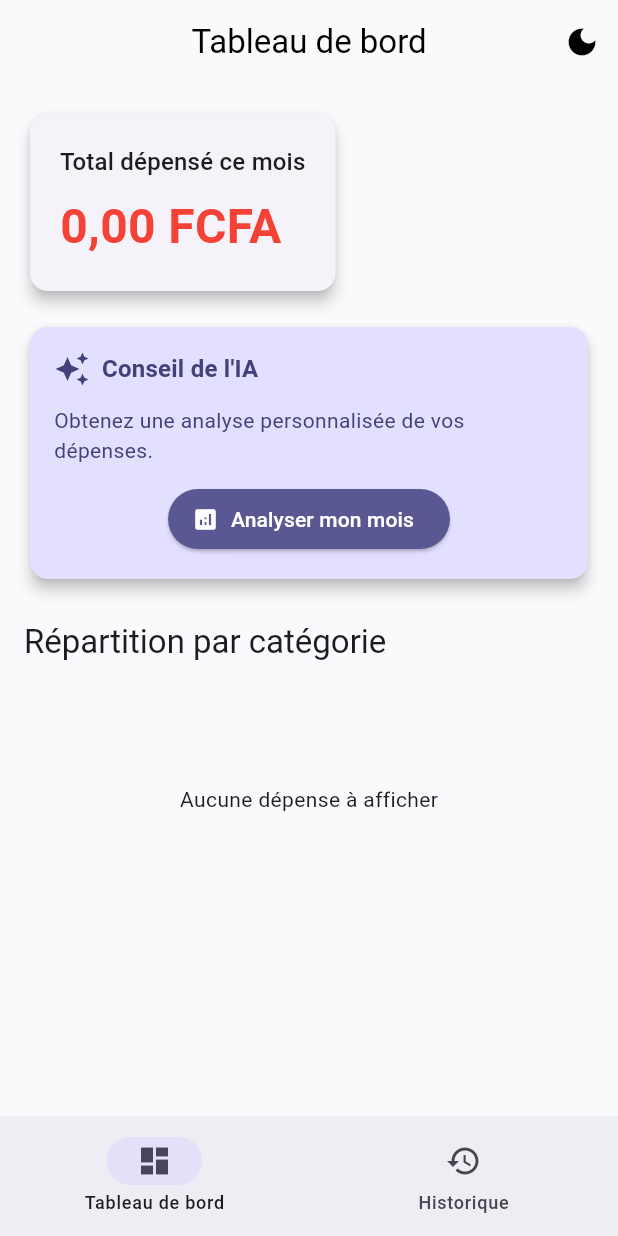
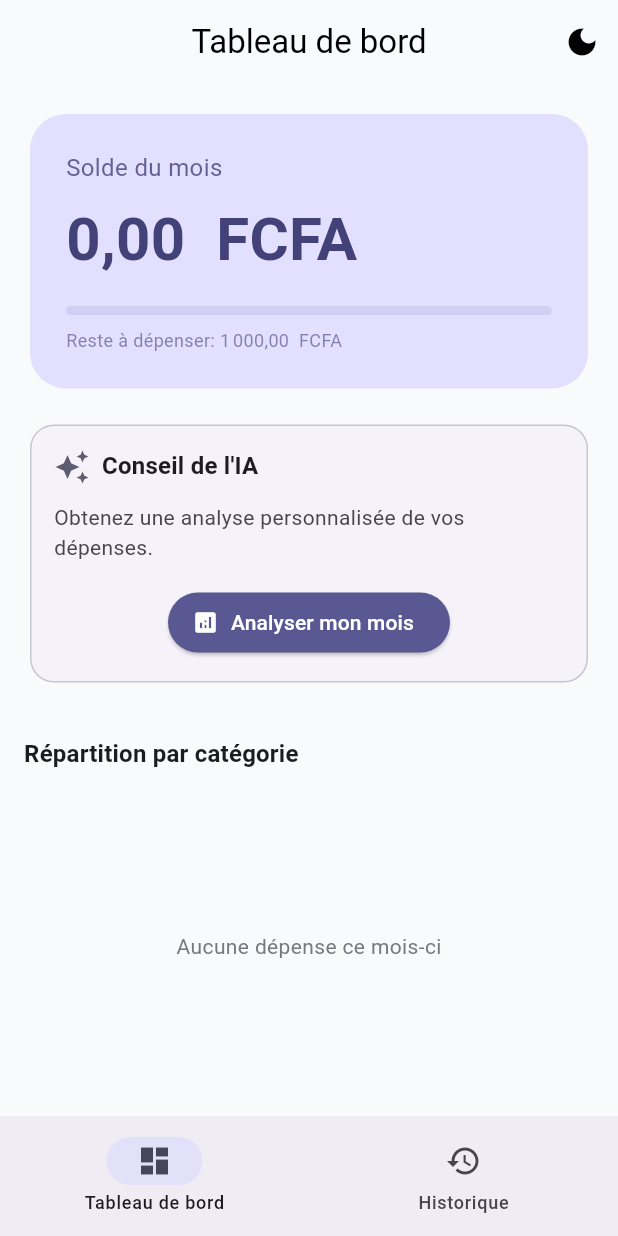
Before and after one commit to w4lk17/expense_ai_app, a Flutter app: the screen it shows once a user with an empty profile is signed in, on a phone screen of 412 x 824 dp. Run offline on Flutter 3.47's test engine with Material 3 defaults, Android fonts, the light colour scheme and no system bars; our stand-ins replace connectivity_plus, drift, fl_chart, flutter_dotenv, flutter_riverpod, shared_preferences and 1 more; missing offline and left inert: dart_openai; accounts and stored records are empty; generated files the repository leaves out were written again.

Commit message:
feat(ui): redesign dashboard with functional progress bar and clean style

```diff
--- a/lib/features/expense/presentation/pages/dashboard_page.dart
+++ b/lib/features/expense/presentation/pages/dashboard_page.dart
@@ -19,6 +19,9 @@ class _DashboardPageState extends ConsumerState<DashboardPage> {
   bool _isLoadingAdvice = false;
   final AiCacheService _cacheService = AiCacheService();
 
+  // --- CONFIGURATION DU BUDGET (Phase 3: on pourra changer ça via UI) ---
+  final double budgetLimit = 1000.0;
+
   Future<void> _getAnalysis() async {
     final cached = await _cacheService.getTodayAnalysis();
     if (cached != null) {
@@ -34,9 +37,10 @@ class _DashboardPageState extends ConsumerState<DashboardPage> {
     final totalMonth = ref.read(totalMonthProvider);
 
     final buffer = StringBuffer();
-    buffer.writeln("Total du mois: ${totalMonth.toStringAsFixed(2)}FCFA");
+    buffer.writeln("Total du mois: ${totalMonth.toStringAsFixed(2)} FCFA");
+    buffer.writeln("Budget limite: ${budgetLimit.toStringAsFixed(2)} FCFA");
     expensesByCategory.forEach((cat, amount) {
-      buffer.writeln("- ${cat.name}: ${amount.toStringAsFixed(2)}FCFA");
+      buffer.writeln("- ${cat.name}: ${amount.toStringAsFixed(2)} FCFA");
     });
 
     final advice = await ref.read(expenseRepositoryProvider).analyzeExpenses(buffer.toString());
@@ -59,18 +63,18 @@ class _DashboardPageState extends ConsumerState<DashboardPage> {
   Widget build(BuildContext context) {
     final expensesByCategory = ref.watch(expensesByCategoryProvider);
     final totalMonth = ref.watch(totalMonthProvider);
-    final currencyFormat = NumberFormat.currency(locale: 'fr_FR', symbol: 'FCFA');
+    final currencyFormat = NumberFormat.currency(locale: 'fr_FR', symbol: ' FCFA');
     final expensesAsync = ref.watch(expenseListProvider);
+
+    // Calcul de la progression (0.0 à 1.0+)
+    final double progress = totalMonth > 0 ? (totalMonth / budgetLimit) : 0.0;
 
     return Scaffold(
       appBar: AppBar(
         title: const Text('Tableau de bord'),
         actions: [
           IconButton(
-            icon: Icon(
-              // Si le thème appliqué est sombre, on montre le soleil
-              Theme.of(context).brightness == Brightness.dark ? Icons.light_mode : Icons.dark_mode,
-            ),
+            icon: Icon(Theme.of(context).brightness == Brightness.dark ? Icons.light_mode : Icons.dark_mode),
             onPressed: () {
               ref.read(themeProvider.notifier).toggleTheme();
             },
@@ -79,32 +83,70 @@ class _DashboardPageState extends ConsumerState<DashboardPage> {
       ),
       body: expensesAsync.when(
         data: (_) => SingleChildScrollView(
-          padding: const EdgeInsets.all(16.0),
+          padding: const EdgeInsets.all(16),
           child: Column(
             crossAxisAlignment: CrossAxisAlignment.start,
             children: [
-              // Affichage du total du mois
+              // 1. CARTE TOTALE (Design Épuré + Barre Progression)
               Card(
-                elevation: 4,
+                elevation: 0,
+                color: Theme.of(context).colorScheme.primaryContainer,
+                shape: RoundedRectangleBorder(borderRadius: BorderRadius.circular(24)),
                 child: Padding(
-                  padding: const EdgeInsets.all(20.0),
+                  padding: const EdgeInsets.all(24),
                   child: Column(
                     crossAxisAlignment: CrossAxisAlignment.start,
                     children: [
-                      Text('Total dépensé ce mois', style: Theme.of(context).textTheme.titleMedium),
+                      Text(
+                        "Solde du mois",
+                        style: TextStyle(
+                          color: Theme.of(context).colorScheme.onPrimaryContainer.withValues(alpha:0.8),
+                          fontSize: 16,
+                        ),
+                      ),
                       const SizedBox(height: 8),
                       Text(
                         currencyFormat.format(totalMonth),
-                        style: const TextStyle(fontSize: 32, fontWeight: FontWeight.bold, color: Colors.red),
+                        style: TextStyle(
+                          color: Theme.of(context).colorScheme.onPrimaryContainer,
+                          fontSize: 40,
+                          fontWeight: FontWeight.bold,
+                        ),
+                      ),
+                      const SizedBox(height: 16),
+                      // Barre de progression dynamique
+                      ClipRRect(
+                        borderRadius: BorderRadius.circular(4),
+                        child: LinearProgressIndicator(
+                          value: progress.clamp(0.0, 1.0), // On bloque l'affichage à 1.0 max pour la barre
+                          backgroundColor: Theme.of(context).colorScheme.onPrimaryContainer.withValues(alpha:0.1),
+                          color: progress >= 1.0
+                              ? Colors
+                                    .red
+                                    .shade700 // Rouge si dépassé
+                              : Theme.of(context).colorScheme.onPrimaryContainer, // Couleur normale sinon
+                          minHeight: 6,
+                        ),
+                      ),
+                      const SizedBox(height: 8),
+                      Text(
+                        progress >= 1.0
+                            ? "Budget dépassé ! (${currencyFormat.format(totalMonth - budgetLimit)} de trop)"
+                            : "Reste à dépenser: ${currencyFormat.format(budgetLimit - totalMonth)}",
+                        style: TextStyle(
+                          fontSize: 12,
+                          color: Theme.of(context).colorScheme.onPrimaryContainer.withValues(alpha:0.6),
+                        ),
                       ),
                     ],
                   ),
                 ),
               ),
-              // Carte Alerte si dépassement de budget
-              if (totalMonth > 1000)
+
+              // 2. ALERTE BUDGET (Réinsérée)
+              if (totalMonth > budgetLimit)
                 Card(
-                  margin: const EdgeInsets.only(top: 16, bottom: 0),
+                  margin: const EdgeInsets.only(top: 16, bottom: 16),
                   color: Colors.red.shade100,
                   child: Padding(
                     padding: const EdgeInsets.all(16.0),
@@ -114,20 +156,23 @@ class _DashboardPageState extends ConsumerState<DashboardPage> {
                         const SizedBox(width: 12),
                         Expanded(
                           child: Text(
-                            "Attention ! Vous avez dépassé votre budget mensuel virtuel (1000 FCFA).",
+                            "Attention ! Vous avez dépassé votre budget mensuel ($budgetLimit FCFA).",
                             style: TextStyle(color: Colors.red.shade900),
                           ),
                         ),
                       ],
                     ),
                   ),
+                )
+              else
+                const SizedBox(height: 16), // Espace si pas d'alerte
+              // 3. CARTE ANALYSE IA (Ancien Design avec Bouton)
+              Card(
+                elevation: 0,
+                shape: RoundedRectangleBorder(
+                  borderRadius: BorderRadius.circular(16),
+                  side: BorderSide(color: Theme.of(context).colorScheme.outlineVariant),
                 ),
-              const SizedBox(height: 16),
-
-              // Carte de l'IA Advisor
-              Card(
-                elevation: 4,
-                color: Theme.of(context).colorScheme.primaryContainer,
                 child: Padding(
                   padding: const EdgeInsets.all(16.0),
                   child: Column(
@@ -135,14 +180,11 @@ class _DashboardPageState extends ConsumerState<DashboardPage> {
                     children: [
                       Row(
                         children: [
-                          Icon(Icons.auto_awesome, color: Theme.of(context).colorScheme.onPrimaryContainer),
+                          Icon(Icons.auto_awesome, color: Theme.of(context).colorScheme.secondary),
                           const SizedBox(width: 8),
                           Text(
                             "Conseil de l'IA",
-                            style: Theme.of(context).textTheme.titleMedium?.copyWith(
-                              fontWeight: FontWeight.bold,
-                              color: Theme.of(context).colorScheme.onPrimaryContainer,
-                            ),
+                            style: Theme.of(context).textTheme.titleMedium?.copyWith(fontWeight: FontWeight.bold),
                           ),
                         ],
                       ),
@@ -150,13 +192,13 @@ class _DashboardPageState extends ConsumerState<DashboardPage> {
                       if (_isLoadingAdvice)
                         const Center(child: CircularProgressIndicator())
                       else if (_aiAdvice != null)
-                        Text(_aiAdvice!, style: TextStyle(color: Theme.of(context).colorScheme.onPrimaryContainer))
+                        Text(_aiAdvice!, style: Theme.of(context).textTheme.bodyMedium)
                       else
                         Text(
                           "Obtenez une analyse personnalisée de vos dépenses.",
-                          style: TextStyle(color: Theme.of(context).colorScheme.onPrimaryContainer),
+                          style: TextStyle(color: Theme.of(context).colorScheme.onSurfaceVariant),
                         ),
-                      const SizedBox(height: 12),
+                      const SizedBox(height: 16),
                       Center(
                         child: ElevatedButton.icon(
                           onPressed: _getAnalysis,
@@ -172,18 +214,32 @@ class _DashboardPageState extends ConsumerState<DashboardPage> {
                   ),
                 ),
               ),
-              const SizedBox(height: 24),
 
-              Text('Répartition par catégorie', style: Theme.of(context).textTheme.titleLarge),
+              const SizedBox(height: 32),
+
+              // 4. GRAPHIQUE
+              Text(
+                "Répartition par catégorie",
+                style: Theme.of(context).textTheme.titleMedium?.copyWith(fontWeight: FontWeight.bold),
+              ),
               const SizedBox(height: 16),
+
               if (expensesByCategory.isEmpty)
-                const SizedBox(height: 150, child: Center(child: Text("Aucune dépense à afficher")))
+                SizedBox(
+                  height: 200,
+                  child: Center(
+                    child: Text(
+                      "Aucune dépense ce mois-ci",
+                      style: TextStyle(color: Theme.of(context).colorScheme.outline),
+                    ),
+                  ),
+                )
               else
                 SizedBox(
-                  height: 300,
+                  height: 250,
                   child: PieChart(
                     PieChartData(
-                      sectionsSpace: 2,
+                      sectionsSpace: 4,
                       centerSpaceRadius: 40,
                       sections: showingSections(expensesByCategory),
                     ),
@@ -207,13 +263,8 @@ class _DashboardPageState extends ConsumerState<DashboardPage> {
           color: color,
           value: total,
           title: '${category.name}\n${total.toStringAsFixed(0)} FCFA',
-          radius: 100,
-          titleStyle: const TextStyle(
-            fontSize: 12,
-            fontWeight: FontWeight.bold,
-            color: Colors.white,
-            shadows: [Shadow(color: Colors.black, blurRadius: 2)],
-          ),
+          radius: 80, // Un peu plus petit pour le style donut
+          titleStyle: const TextStyle(fontSize: 10, fontWeight: FontWeight.bold, color: Colors.white),
         ),
       );
     });
```
